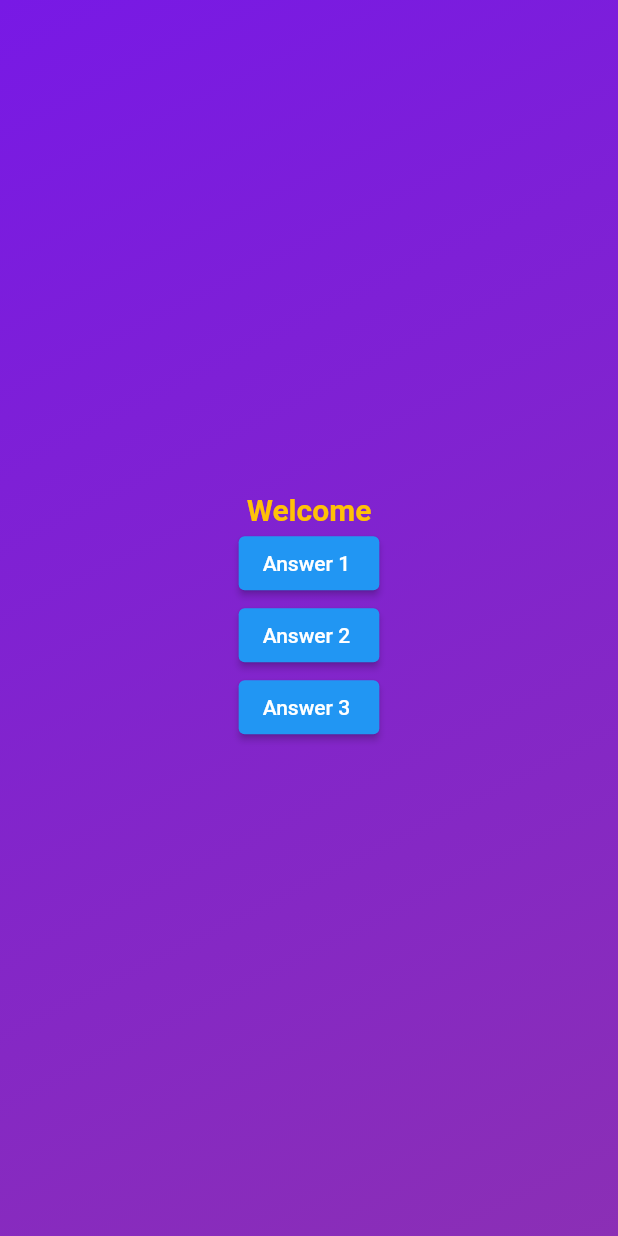
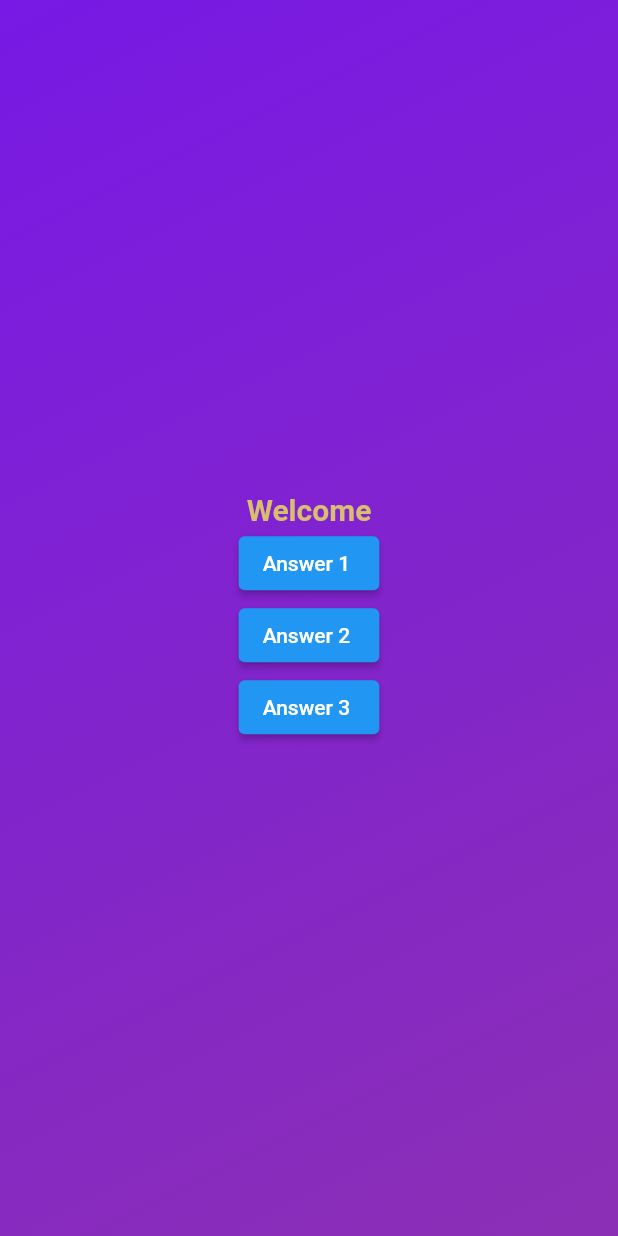
Before and after one commit to sumannn686/flutter_Quiz, a Flutter app: the screen it shows after launch, after a tap on "Start Quiz", on a phone screen of 412 x 824 dp. Run offline on Flutter 3.47's test engine with Material 2 defaults, Android fonts, the phone set to English and light mode, and no system bars.

```diff
--- a/lib/Question.dart
+++ b/lib/Question.dart
@@ -18,7 +18,9 @@ class _QuestionScreenState extends State<QuestionScreen> {
           const Text(
             "Welcome",
             style: TextStyle(
-                color: Colors.amber, fontSize: 20, fontWeight: FontWeight.bold),
+                color: Color.fromARGB(255, 216, 190, 111),
+                fontSize: 20,
+                fontWeight: FontWeight.bold),
           ),
           ElevatedButton(
             onPressed: () {},
```
